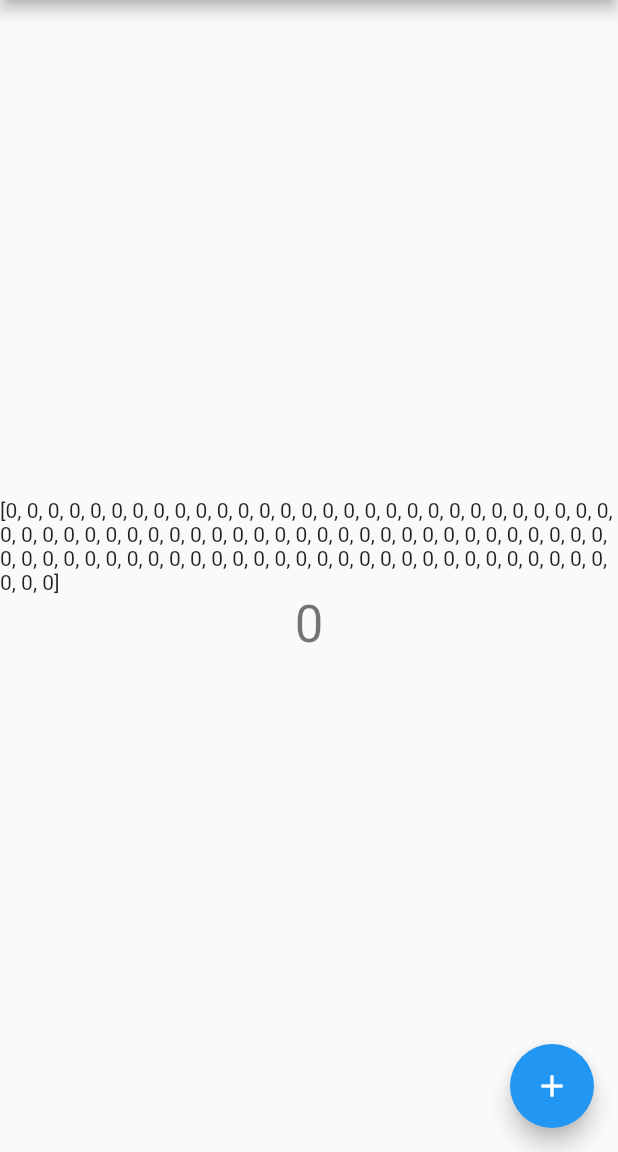
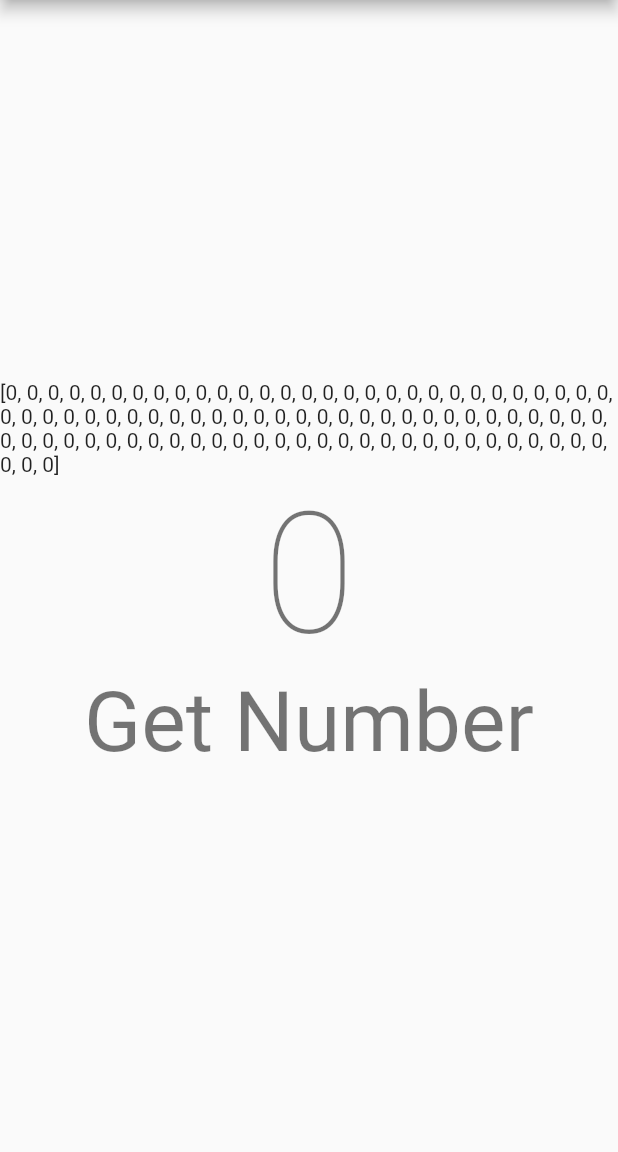
Before and after one commit to waspyfaeleith/flutter_dart_bingo_machine, a Flutter app: the screen it shows after launch, on a phone screen of 412 x 824 dp, the part 84-1236 px from its top. Run offline on Flutter 3.47's test engine with Material 2 defaults, Android fonts, the phone set to English and light mode, and no system bars.

Commit message:
removed floating button from footer and added text button to get next number

```diff
--- a/lib/main.dart
+++ b/lib/main.dart
@@ -119,16 +119,17 @@ class _MyHomePageState extends State<MyHomePage> {
             ),
             Text(
               '$calledNumber',
-              style: Theme.of(context).textTheme.headline4,
+              style: Theme.of(context).textTheme.headline1,
+            ),
+            FlatButton(
+              child: Text('Get Number', style: Theme.of(context).textTheme.headline2,),
+              onPressed: () {
+                _getNextNumber();
+              }
             ),
           ],
         ),
       ),
-      floatingActionButton: FloatingActionButton(
-        onPressed: _getNextNumber,
-        tooltip: 'Get Next Number',
-        child: Icon(Icons.add),
-      ), // This trailing comma makes auto-formatting nicer for build methods.
     );
   }
 }
```
